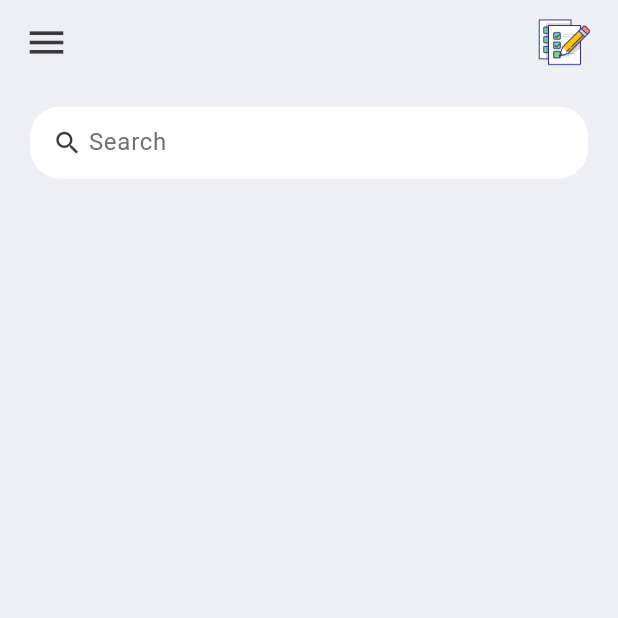
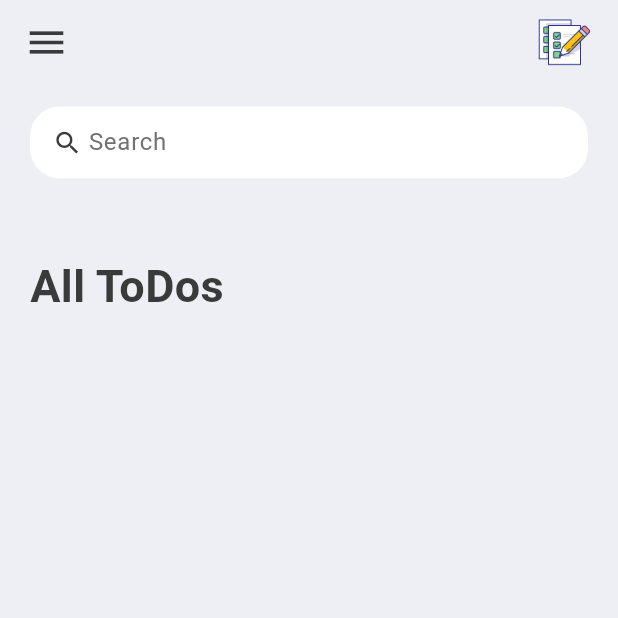
Before and after one commit to codeby-vikrant/Task-2-To-Do-List-App, a Flutter app: the screen it shows after launch, on a phone screen of 412 x 824 dp, the top half of it. Run offline on Flutter 3.47's test engine with Material 3 defaults, Android fonts, the phone set to English and light mode, and no system bars.

Commit message:
made listview with a title

```diff
--- a/lib/screens/home.dart
+++ b/lib/screens/home.dart
@@ -14,6 +14,22 @@ class HomeScreen extends StatelessWidget {
           child: Column(
             children: [
               searchbox(),
+              Expanded(
+                child: ListView(
+                  children: [
+                    Container(
+                      margin: const EdgeInsets.only(top: 50, bottom: 20),
+                      child: const Text(
+                        'All ToDos',
+                        style: TextStyle(
+                            color: tdBlack,
+                            fontSize: 30,
+                            fontWeight: FontWeight.bold),
+                      ),
+                    )
+                  ],
+                ),
+              )
             ],
           )),
     );
```
